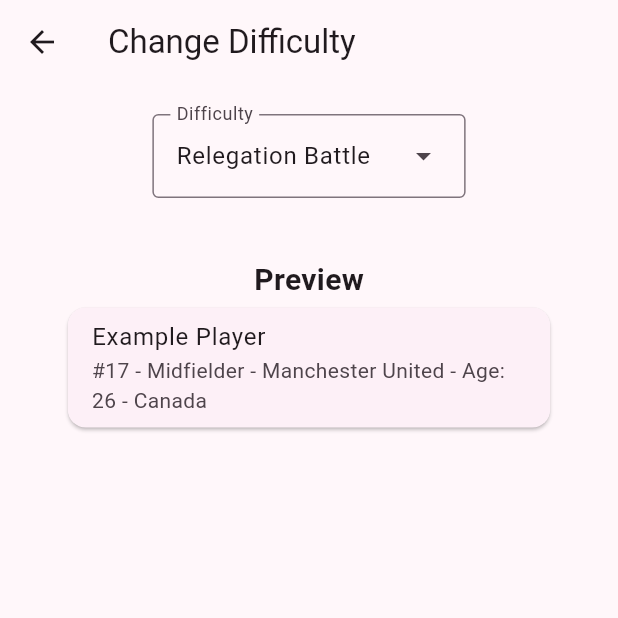
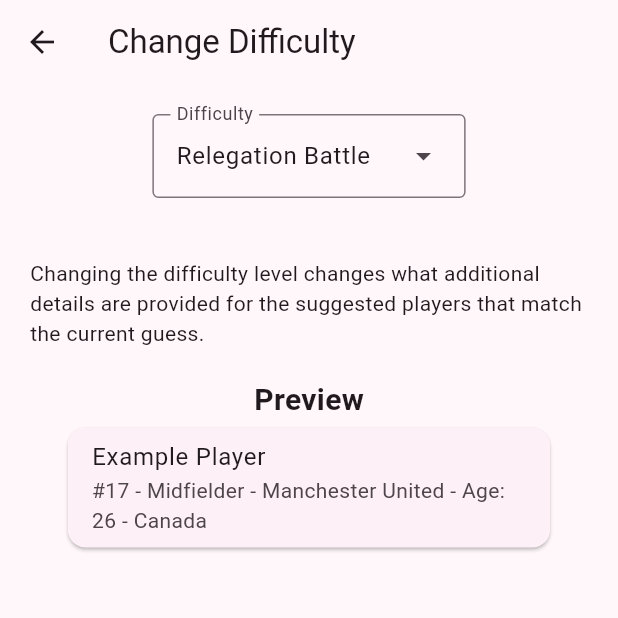
Before and after one commit to dhislop17/plordle, a Flutter app: the ChangeDifficultyPage screen opened by its route, on a phone screen of 412 x 824 dp, the top half of it. Run offline on Flutter 3.47's test engine with Material 3 defaults, Android fonts, the phone set to English and light mode, and no system bars; our stand-ins replace device_info_plus, diacritic, flutter_dotenv, flutter_typeahead, get_it, logger and 1 more; missing offline and left inert: country_coder, flutter_timer_countdown; accounts and stored records are empty; network calls fail.

Commit message:
Added difficulty explanation and refactored widget to be combined with theme selection

```diff
--- a/plordle/lib/ui/widgets/change_difficulty_widget.dart
+++ b/plordle/lib/ui/widgets/change_difficulty_widget.dart
@@ -25,10 +25,7 @@ class ChangeDifficultyWidget extends StatelessWidget {
         teamAbbr: "MUN");
 
     return Consumer<UserViewModel>(builder: (context, model, child) {
-      //TODO: Add something says how each level adds or removes detail
-      // to the player tile that comes up with search
-      return SafeArea(
-          child: Column(children: [
+      return Column(children: [
         const Padding(padding: EdgeInsets.only(bottom: 20)),
         DropdownMenu<DifficultyOptions>(
             label: const Text("Difficulty"),
@@ -40,6 +37,13 @@ class ChangeDifficultyWidget extends StatelessWidget {
               return DropdownMenuEntry(value: option, label: option.label);
             }).toList()),
         const Padding(padding: EdgeInsets.only(top: 20, bottom: 20)),
+        const Padding(
+            padding: EdgeInsets.only(bottom: 20),
+            child: Padding(
+              padding: EdgeInsets.only(left: 20, right: 20),
+              child: Text(
+                  "Changing the difficulty level changes what additional details are provided for the suggested players that match the current guess."),
+            )),
         const Text("Preview",
             style: TextStyle(fontWeight: FontWeight.bold, fontSize: 20)),
         Padding(
@@ -52,8 +56,8 @@ class ChangeDifficultyWidget extends StatelessWidget {
                         .getPlayerAdditionalInfo(model.currentDifficulty))
                     : null),
           ),
-        )
-      ]));
+        ),
+      ]);
     });
   }
 }
```
